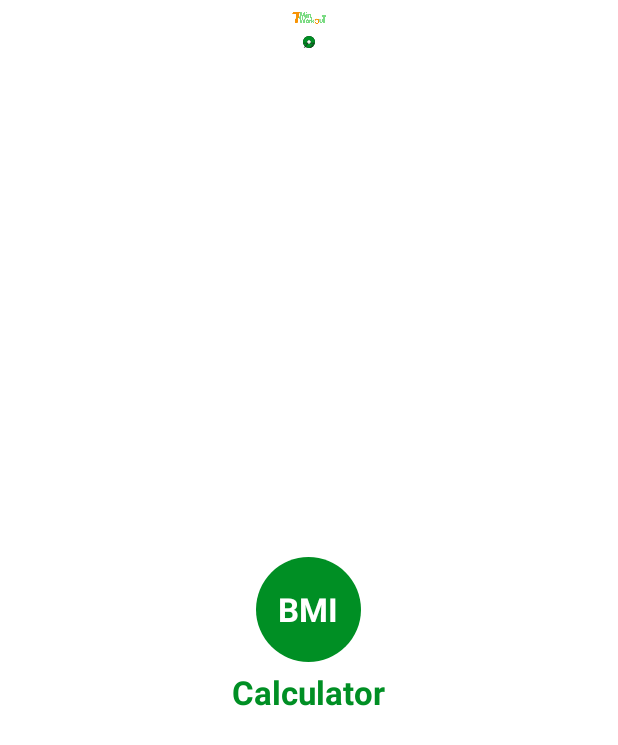
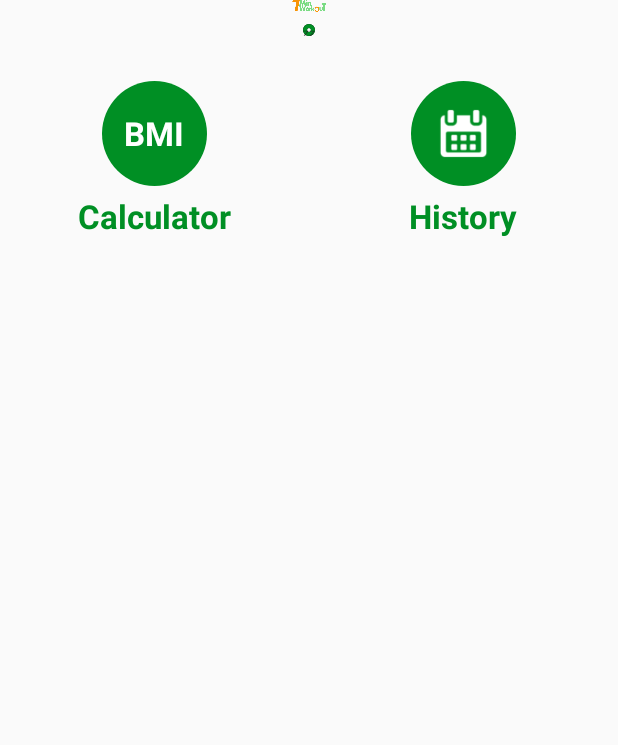
Before and after one commit to liguopengbenli/workoutAPP, an Android app: the screen it shows after launch (MainActivity), on a phone screen of 412 x 824 dp. Shown: the top 745 px of the screen. Run offline under Robolectric (Android 15) with nearby library versions, the phone set to English and light mode, and no system bars.

Commit message:
Add another Linear layout along side of LinearLayout

```diff
--- a/app/src/main/res/layout/activity_main.xml
+++ b/app/src/main/res/layout/activity_main.xml
@@ -1,19 +1,12 @@
 <?xml version="1.0" encoding="utf-8"?>
-<androidx.constraintlayout.widget.ConstraintLayout xmlns:android="http://schemas.android.com/apk/res/android"
+<LinearLayout xmlns:android="http://schemas.android.com/apk/res/android"
     xmlns:app="http://schemas.android.com/apk/res-auto"
     xmlns:tools="http://schemas.android.com/tools"
     android:layout_width="match_parent"
     android:layout_height="match_parent"
+    android:orientation="vertical"
+    android:gravity="center_horizontal"
     tools:context=".MainActivity">
-
-<LinearLayout
-    android:layout_width="match_parent"
-    android:layout_height="match_parent"
-    android:gravity="center_horizontal"
-    android:orientation="vertical"
-    android:background="@color/colorWhite"
-    android:padding = "@dimen/main_screen_main_layout_padding"
-    >
 
     <ImageView
         android:layout_width="match_parent"
@@ -42,7 +35,17 @@
 
     <LinearLayout
         android:layout_width="match_parent"
+        android:layout_height="wrap_content"
+        android:layout_marginTop="30dp"
+        android:baselineAligned="false"
+        android:gravity="center"
+        android:orientation="horizontal"
+        >
+
+        <LinearLayout
+            android:layout_width="0dp"
             android:layout_height="match_parent"
+            android:layout_weight="1"
             android:gravity="center"
             android:orientation="vertical"
             >
@@ -52,9 +55,8 @@
                 android:layout_width="70dp"
                 android:layout_height="70dp"
                 android:layout_gravity="center"
+                android:background="@drawable/item_circular_color_accent_background"
                 android:gravity="center"
-            android:background="@drawable/item_circular_color_accent_background"
-            android:orientation="vertical"
                 >
 
                 <TextView
@@ -76,9 +78,44 @@
                 android:textSize="22sp"
                 android:textStyle="bold"
                 />
+        </LinearLayout>
 
+            <LinearLayout
+                android:layout_width="0dp"
+                android:layout_height="wrap_content"
+                android:layout_weight="1"
+                android:gravity="center"
+                android:orientation="vertical">
+
+                <LinearLayout
+                    android:id="@+id/llHistroy"
+                    android:layout_width="70dp"
+                    android:layout_height="70dp"
+                    android:layout_gravity="center"
+                    android:gravity="center"
+                    android:background="@drawable/item_circular_color_accent_background"
+                    >
+
+                    <ImageView
+                        android:layout_width="50dp"
+                        android:layout_height="50dp"
+                        android:contentDescription="@string/image"
+                        android:src="@drawable/ic_calendar" />
+
+                </LinearLayout>
+
+            <TextView
+                android:layout_width="wrap_content"
+                android:layout_height="wrap_content"
+                android:layout_marginTop="5dp"
+                android:text="History"
+                android:textColor="@color/colorAccent"
+                android:textSize="22sp"
+                android:textStyle="bold"
+                />
             </LinearLayout>
 
     </LinearLayout>
 
-</androidx.constraintlayout.widget.ConstraintLayout>
+
+</LinearLayout>
```
Also changed, not shown: app/src/main/res/drawable-v24/ic_calendar.png (added). Lines whose indentation alone changed are shown as unchanged.
